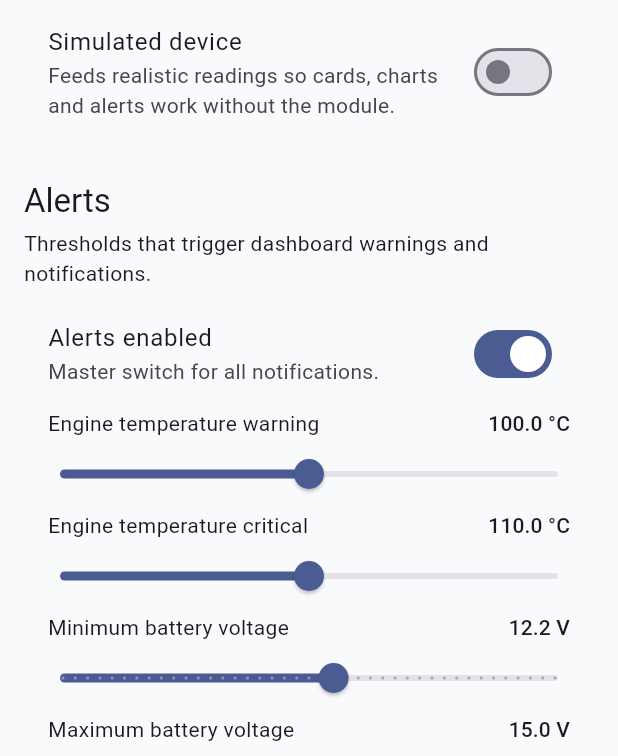
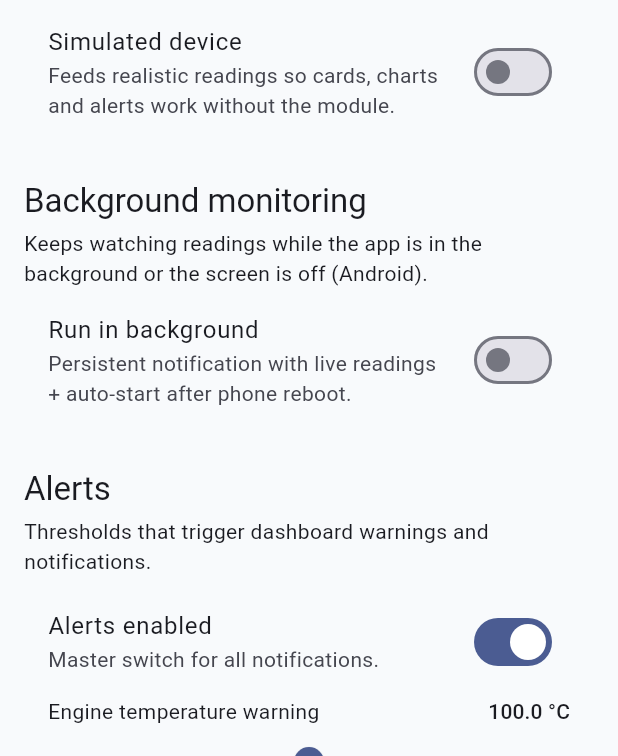
Before and after one commit to ahmadtefa/car_guard, a Flutter app: the SettingsPage screen opened by its route, scrolled down 576 dp, on a phone screen of 412 x 824 dp, the part 480-1236 px from its top. Run offline on Flutter 3.47's test engine with Material 3 defaults, Android fonts, the phone set to English and light mode, and no system bars; our stand-ins replace audioplayers, connectivity_plus, flutter_local_notifications, flutter_riverpod, go_router, permission_handler and 1 more; missing offline and left inert: flutter_foreground_task; accounts and stored records are empty; network calls fail.

Commit message:
Add background monitoring service with auto-start on boot
- flutter_foreground_task foreground service (Android): polls the
  module every 5s with the screen off, keeps Wi-Fi + CPU awake
- Live readings stream in the persistent notification
  (temp • voltage • fan state)
- Alert evaluation + local notifications run inside the service
  isolate with the same cooldown de-duplication as the app
- Connection-lost notifications while backgrounded
- autoRunOnBoot + RECEIVE_BOOT_COMPLETED: service restarts after the
  phone reboots; main() also re-arms it from saved settings
- Settings toggle (Background monitoring) requests notification
  permission, battery-optimization exemption, and starts/stops the
  service; fully translated ar/en
- Manifest: FOREGROUND_SERVICE, FOREGROUND_SERVICE_DATA_SYNC,
  RECEIVE_BOOT_COMPLETED, WAKE_LOCK permissions

Co-authored-by: arena-agent <297053741+arena-agent@users.noreply.github.com>

```diff
--- a/files.txt
+++ b/files.txt
@@ -36,6 +36,7 @@ lib/core/providers/websocket_provider.dart
 lib/core/providers/wifi_provider.dart
 lib/core/services/alarm_service.dart
 lib/core/services/alert_evaluator.dart
+lib/core/services/background_monitor.dart
 lib/core/services/connectivity_service.dart
 lib/core/services/demo_device_service.dart
 lib/core/services/device_models.dart
--- a/lib/core/l10n/app_l10n.dart
+++ b/lib/core/l10n/app_l10n.dart
@@ -100,6 +100,28 @@ class AppL10n {
       isAr ? 'الجهاز يعيد التشغيل...' : 'Device is restarting...';
   String get commandFailed =>
       isAr ? 'فشل الأمر — هل الجهاز متصل؟' : 'Command failed — device reachable?';
+
+  // ---------- Background monitoring ----------
+  String get backgroundSection =>
+      isAr ? 'المراقبة في الخلفية' : 'Background monitoring';
+  String get backgroundSectionInfo => isAr
+      ? 'تفحص القراءات والتطبيق في الخلفية أو الشاشة مقفولة (أندرويد).'
+      : 'Keeps watching readings while the app is in the background or the screen is off (Android).';
+  String get backgroundToggle =>
+      isAr ? 'تشغيل في الخلفية' : 'Run in background';
+  String get backgroundToggleInfo => isAr
+      ? 'إشعار دائم بالقراءة الحالية + تشغيل تلقائي بعد إعادة تشغيل الموبايل.'
+      : 'Persistent notification with live readings + auto-start after phone reboot.';
+  String get serviceStarted =>
+      isAr ? 'بدأت المراقبة في الخلفية' : 'Background monitoring started';
+  String get serviceStopped =>
+      isAr ? 'توقفت المراقبة في الخلفية' : 'Background monitoring stopped';
+  String get notificationsRequired => isAr
+      ? 'إذن الإشعارات مطلوب لتنبيهات الخلفية — فعّله من إعدادات النظام.'
+      : 'Notifications permission is required for background alerts — enable it from system settings.';
+  String get serviceStartFailed => isAr
+      ? 'تعذر تشغيل الخدمة — جرّب تاني.'
+      : 'Could not start the service — try again.';
 
   // ---------- Alerts ----------
   String get connectionLostTitle => isAr ? 'انقطع الاتصال' : 'Connection lost';
--- a/lib/core/models/app_settings.dart
+++ b/lib/core/models/app_settings.dart
@@ -24,6 +24,7 @@ class AppSettings {
     this.dashboardStyleName = 'cards',
     this.languageName = 'en',
     this.alarmSoundEnabled = true,
+    this.backgroundMonitoringEnabled = false,
   });
 
   /// Theme preference names accepted by [themeModeName].
@@ -89,6 +90,9 @@ class AppSettings {
   /// Whether the in-app alarm siren may play while alerts are active.
   final bool alarmSoundEnabled;
 
+  /// Whether the background monitoring service should run (Android).
+  final bool backgroundMonitoringEnabled;
+
   /// Returns a copy of this settings with the given fields replaced.
   AppSettings copyWith({
     String? deviceHost,
@@ -106,6 +110,7 @@ class AppSettings {
     String? dashboardStyleName,
     String? languageName,
     bool? alarmSoundEnabled,
+    bool? backgroundMonitoringEnabled,
   }) {
     return AppSettings(
       deviceHost: deviceHost ?? this.deviceHost,
@@ -124,6 +129,8 @@ class AppSettings {
       dashboardStyleName: dashboardStyleName ?? this.dashboardStyleName,
       languageName: languageName ?? this.languageName,
       alarmSoundEnabled: alarmSoundEnabled ?? this.alarmSoundEnabled,
+      backgroundMonitoringEnabled:
+          backgroundMonitoringEnabled ?? this.backgroundMonitoringEnabled,
     );
   }
 
@@ -145,6 +152,7 @@ class AppSettings {
       'dashboardStyleName': dashboardStyleName,
       'languageName': languageName,
       'alarmSoundEnabled': alarmSoundEnabled,
+      'backgroundMonitoringEnabled': backgroundMonitoringEnabled,
     };
   }
 
@@ -182,6 +190,8 @@ class AppSettings {
           ? json['languageName'] as String
           : 'en',
       alarmSoundEnabled: json['alarmSoundEnabled'] as bool? ?? true,
+      backgroundMonitoringEnabled:
+          json['backgroundMonitoringEnabled'] as bool? ?? false,
     );
   }
 
--- a/lib/features/settings/pages/settings_page.dart
+++ b/lib/features/settings/pages/settings_page.dart
@@ -5,6 +5,8 @@ import 'package:go_router/go_router.dart';
 import '../../../core/constants/app_spacing.dart';
 import '../../../core/l10n/app_l10n.dart';
 import '../../../core/models/app_settings.dart';
+import '../../../core/services/background_monitor.dart';
+import '../../../core/services/notification_service.dart';
 import '../../../core/widgets/app_text_field.dart';
 import '../../../core/widgets/primary_button.dart';
 import '../../../core/widgets/secondary_button.dart';
@@ -88,7 +90,42 @@ class _SettingsPageState extends ConsumerState<SettingsPage> {
     _hostController.text = defaults.deviceHost;
     _portController.text = defaults.devicePort.toString();
 
+    await BackgroundMonitor.stop();
+
     await _save(defaults);
+  }
+
+  Future<void> _toggleBackground(bool value) async {
+    final l = ref.read(l10nProvider);
+
+    if (value) {
+      final granted =
+          await ref.read(notificationServiceProvider).initialize();
+
+      if (!granted) {
+        _showError(l.notificationsRequired);
+        return;
+      }
+
+      await BackgroundMonitor.requestIgnoreBatteryOptimization();
+
+      final started = await BackgroundMonitor.start();
+
+      if (!started) {
+        _showError(l.serviceStartFailed);
+        return;
+      }
+    } else {
+      await BackgroundMonitor.stop();
+    }
+
+    await _save(_current.copyWith(backgroundMonitoringEnabled: value));
+
+    if (!mounted) return;
+
+    ScaffoldMessenger.of(context).showSnackBar(
+      SnackBar(content: Text(value ? l.serviceStarted : l.serviceStopped)),
+    );
   }
 
   void _showError(String message) {
@@ -217,6 +254,18 @@ class _SettingsPageState extends ConsumerState<SettingsPage> {
               value: settings.demoModeEnabled,
               onChanged: (value) =>
                   _save(settings.copyWith(demoModeEnabled: value)),
+            ),
+            const SizedBox(height: AppSpacing.xl),
+
+            SectionTitle(
+              title: l.backgroundSection,
+              subtitle: l.backgroundSectionInfo,
+            ),
+            SwitchListTile(
+              title: Text(l.backgroundToggle),
+              subtitle: Text(l.backgroundToggleInfo),
+              value: settings.backgroundMonitoringEnabled,
+              onChanged: _toggleBackground,
             ),
             const SizedBox(height: AppSpacing.xl),
 
--- a/pubspec.yaml
+++ b/pubspec.yaml
@@ -43,6 +43,7 @@ dependencies:
   connectivity_plus: ^7.2.0
   shared_preferences: ^2.5.5
   audioplayers: ^6.4.0
+  flutter_foreground_task: ^8.10.0
   flutter_localizations:
     sdk: flutter
 
```
Also changed, not shown: lib/app/main.dart (+7 -0 lines), lib/core/services/background_monitor.dart (added, +302 -0 lines), 3 other files.
